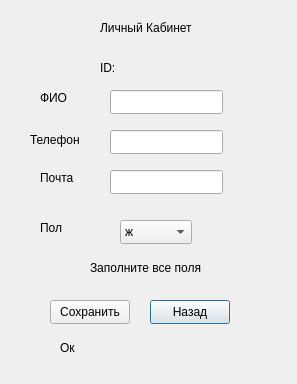
First picture: the form in personalaccount.ui, repository artik0811/ud_kursach, before the edit.
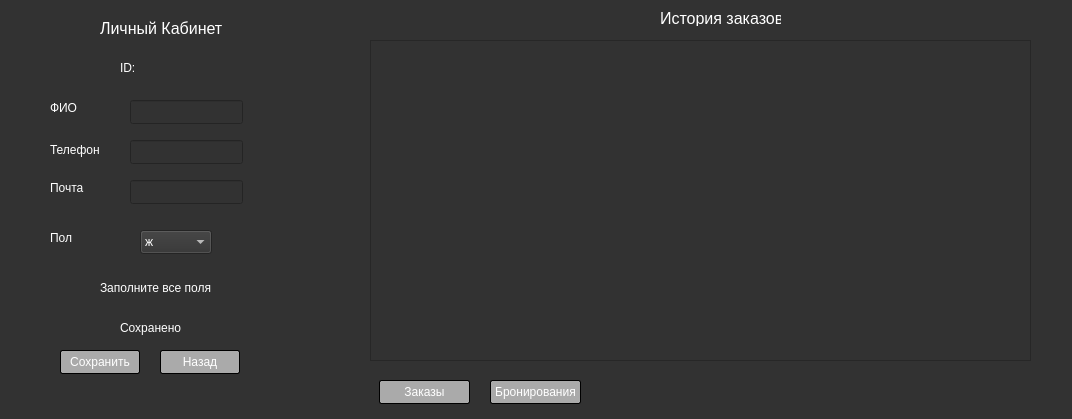
Second picture: the form after the edit.

Commit message: График брони, История заказов/брони

```diff
--- a/personalaccount.ui
+++ b/personalaccount.ui
@@ -6,8 +6,8 @@
    <rect>
     <x>0</x>
     <y>0</y>
-    <width>297</width>
-    <height>384</height>
+    <width>1072</width>
+    <height>419</height>
    </rect>
   </property>
   <property name="windowTitle">
@@ -16,45 +16,60 @@
   <property name="autoFillBackground">
    <bool>false</bool>
   </property>
+  <property name="styleSheet">
+   <string notr="true">background-color: rgb(50,50,50)</string>
+  </property>
   <widget class="QLineEdit" name="FioLine">
    <property name="geometry">
     <rect>
-     <x>110</x>
-     <y>90</y>
+     <x>130</x>
+     <y>100</y>
      <width>113</width>
      <height>24</height>
     </rect>
    </property>
+   <property name="styleSheet">
+    <string notr="true">color: rgb(255,255,255) </string>
+   </property>
   </widget>
   <widget class="QLineEdit" name="PhoneLine">
    <property name="geometry">
     <rect>
-     <x>110</x>
-     <y>130</y>
+     <x>130</x>
+     <y>140</y>
      <width>113</width>
      <height>24</height>
     </rect>
    </property>
+   <property name="styleSheet">
+    <string notr="true">color: rgb(255,255,255) </string>
+   </property>
   </widget>
   <widget class="QLineEdit" name="MailLine">
    <property name="geometry">
     <rect>
-     <x>110</x>
-     <y>170</y>
+     <x>130</x>
+     <y>180</y>
      <width>113</width>
      <height>24</height>
     </rect>
    </property>
+   <property name="styleSheet">
+    <string notr="true">color: rgb(255,255,255) </string>
+   </property>
   </widget>
   <widget class="QLabel" name="label">
    <property name="geometry">
     <rect>
-     <x>40</x>
-     <y>90</y>
+     <x>50</x>
+     <y>100</y>
      <width>49</width>
      <height>16</height>
     </rect>
    </property>
+   <property name="styleSheet">
+    <string notr="true">color: rgb(255,255,255) </string>
+   </property>
    <property name="text">
     <string>ФИО</string>
    </property>
@@ -62,12 +77,15 @@
   <widget class="QLabel" name="label_2">
    <property name="geometry">
     <rect>
-     <x>30</x>
-     <y>130</y>
+     <x>50</x>
+     <y>140</y>
      <width>49</width>
      <height>20</height>
     </rect>
    </property>
+   <property name="styleSheet">
+    <string notr="true">color: rgb(255,255,255) </string>
+   </property>
    <property name="text">
     <string>Телефон</string>
    </property>
@@ -75,12 +93,15 @@
   <widget class="QLabel" name="label_3">
    <property name="geometry">
     <rect>
-     <x>40</x>
-     <y>170</y>
+     <x>50</x>
+     <y>180</y>
      <width>49</width>
      <height>16</height>
     </rect>
    </property>
+   <property name="styleSheet">
+    <string notr="true">color: rgb(255,255,255) </string>
+   </property>
    <property name="text">
     <string>Почта</string>
    </property>
@@ -88,12 +109,25 @@
   <widget class="QPushButton" name="pushButton">
    <property name="geometry">
     <rect>
-     <x>150</x>
-     <y>300</y>
+     <x>160</x>
+     <y>350</y>
      <width>80</width>
      <height>24</height>
     </rect>
    </property>
+   <property name="styleSheet">
+    <string notr="true">QPushButton{padding:4px;
+    color: #fff;
+    border-radius: 2px;
+    border: 1px solid #000000;
+    background-color: rgb(170,170,170);
+}
+QPushButton:pressed {
+    color: #111;
+    background: #fff;
+}
+</string>
+   </property>
    <property name="text">
     <string>Назад</string>
    </property>
@@ -101,12 +135,25 @@
   <widget class="QPushButton" name="pushButton_2">
    <property name="geometry">
     <rect>
-     <x>50</x>
-     <y>300</y>
+     <x>60</x>
+     <y>350</y>
      <width>80</width>
      <height>24</height>
     </rect>
    </property>
+   <property name="styleSheet">
+    <string notr="true">QPushButton{padding:4px;
+    color: #fff;
+    border-radius: 2px;
+    border: 1px solid #000000;
+    background-color: rgb(170,170,170);
+}
+QPushButton:pressed {
+    color: #111;
+    background: #fff;
+}
+</string>
+   </property>
    <property name="text">
     <string>Сохранить</string>
    </property>
@@ -120,6 +167,14 @@
      <height>16</height>
     </rect>
    </property>
+   <property name="font">
+    <font>
+     <pointsize>12</pointsize>
+    </font>
+   </property>
+   <property name="styleSheet">
+    <string notr="true">color: rgb(255,255,255) </string>
+   </property>
    <property name="text">
     <string>Личный Кабинет</string>
    </property>
@@ -127,12 +182,15 @@
   <widget class="QLabel" name="label_5">
    <property name="geometry">
     <rect>
-     <x>40</x>
-     <y>220</y>
+     <x>50</x>
+     <y>230</y>
      <width>49</width>
      <height>16</height>
     </rect>
    </property>
+   <property name="styleSheet">
+    <string notr="true">color: rgb(255,255,255) </string>
+   </property>
    <property name="text">
     <string>Пол</string>
    </property>
@@ -140,12 +198,15 @@
   <widget class="QComboBox" name="comboBox">
    <property name="geometry">
     <rect>
-     <x>120</x>
-     <y>220</y>
+     <x>140</x>
+     <y>230</y>
      <width>72</width>
      <height>24</height>
     </rect>
    </property>
+   <property name="styleSheet">
+    <string notr="true">color: rgb(255,255,255) </string>
+   </property>
    <item>
     <property name="text">
      <string>ж</string>
@@ -160,12 +221,15 @@
   <widget class="QLabel" name="label_6">
    <property name="geometry">
     <rect>
-     <x>90</x>
-     <y>260</y>
+     <x>100</x>
+     <y>280</y>
      <width>121</width>
      <height>16</height>
     </rect>
    </property>
+   <property name="styleSheet">
+    <string notr="true">color: rgb(255,255,255) </string>
+   </property>
    <property name="text">
     <string>Заполните все поля</string>
    </property>
@@ -173,12 +237,15 @@
   <widget class="QLabel" name="label_7">
    <property name="geometry">
     <rect>
-     <x>100</x>
+     <x>120</x>
      <y>60</y>
      <width>49</width>
      <height>16</height>
     </rect>
    </property>
+   <property name="styleSheet">
+    <string notr="true">color: rgb(255,255,255) </string>
+   </property>
    <property name="text">
     <string>ID:</string>
    </property>
@@ -186,14 +253,112 @@
   <widget class="QLabel" name="label_8">
    <property name="geometry">
     <rect>
-     <x>60</x>
-     <y>340</y>
-     <width>49</width>
+     <x>120</x>
+     <y>320</y>
+     <width>71</width>
      <height>16</height>
     </rect>
    </property>
+   <property name="styleSheet">
+    <string notr="true">color: rgb(255,255,255) </string>
+   </property>
    <property name="text">
-    <string>Ок</string>
+    <string>Сохранено</string>
+   </property>
+  </widget>
+  <widget class="QLabel" name="label_9">
+   <property name="geometry">
+    <rect>
+     <x>660</x>
+     <y>10</y>
+     <width>121</width>
+     <height>16</height>
+    </rect>
+   </property>
+   <property name="font">
+    <font>
+     <pointsize>12</pointsize>
+    </font>
+   </property>
+   <property name="styleSheet">
+    <string notr="true">color: rgb(255,255,255) </string>
+   </property>
+   <property name="text">
+    <string>История заказов</string>
+   </property>
+  </widget>
+  <widget class="QTableView" name="tableView">
+   <property name="geometry">
+    <rect>
+     <x>370</x>
+     <y>40</y>
+     <width>661</width>
+     <height>321</height>
+    </rect>
+   </property>
+   <property name="styleSheet">
+    <string notr="true">QHeaderView {
+    background-color:  rgb(50,50,50);
+}
+QHeaderView::section:horizontal {
+    color: #fff;
+    background-color: rgb(50,50,50);
+ }
+ QTableView {
+    color:#fff;
+ }</string>
+   </property>
+  </widget>
+  <widget class="QPushButton" name="pushButton_3">
+   <property name="geometry">
+    <rect>
+     <x>379</x>
+     <y>380</y>
+     <width>91</width>
+     <height>24</height>
+    </rect>
+   </property>
+   <property name="styleSheet">
+    <string notr="true">QPushButton{padding:4px;
+    color: #fff;
+    border-radius: 2px;
+    border: 1px solid #000000;
+    background-color: rgb(170,170,170);
+}
+QPushButton:pressed {
+    color: #111;
+    background: #fff;
+}
+</string>
+   </property>
+   <property name="text">
+    <string>Заказы</string>
+   </property>
+  </widget>
+  <widget class="QPushButton" name="pushButton_4">
+   <property name="geometry">
+    <rect>
+     <x>490</x>
+     <y>380</y>
+     <width>91</width>
+     <height>24</height>
+    </rect>
+   </property>
+   <property name="styleSheet">
+    <string notr="true">QPushButton{padding:4px;
+    color: #fff;
+    border-radius: 2px;
+    border: 1px solid #000000;
+    background-color: rgb(170,170,170);
+}
+QPushButton:pressed {
+    color: #111;
+    background: #fff;
+}
+</string>
+   </property>
+   <property name="text">
+    <string>Бронирования</string>
    </property>
   </widget>
  </widget>
```
The commit also changes 15 other files.
